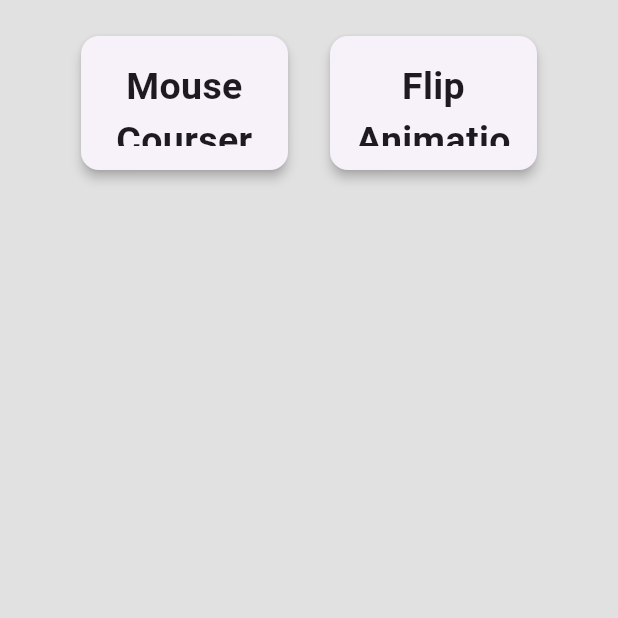
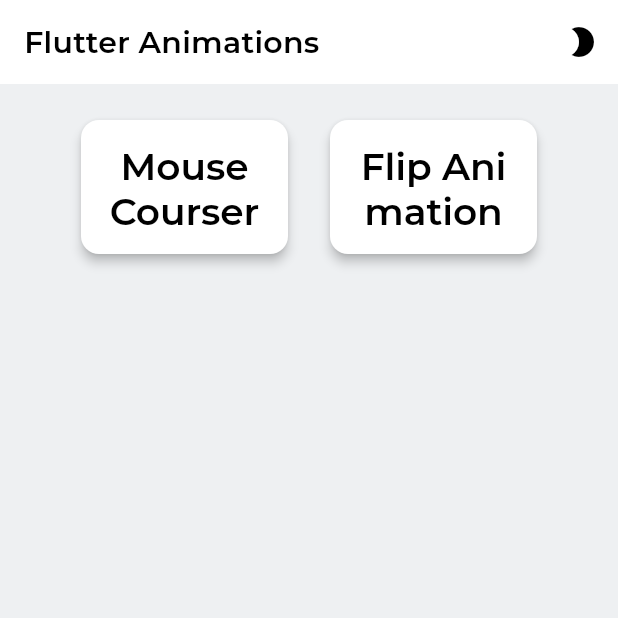
Before and after one commit to NiroulaSantosh/flutter_animations, a Flutter app: the screen it shows after launch, on a phone screen of 412 x 824 dp, the top half of it. Run offline on Flutter 3.47's test engine with Material 2 defaults, Android fonts, the phone set to English and light mode, and no system bars; our stand-ins replace go_router, google_fonts, shared_preferences.

Commit message:
theme switcher

```diff
--- /dev/null
+++ b/lib/src/core/core.dart
@@ -0,0 +1 @@
+export 'theme/theme_changer.dart';
--- /dev/null
+++ b/lib/src/core/theme/theme_changer.dart
@@ -0,0 +1,32 @@
+import 'package:flutter/material.dart';
+import 'package:shared_preferences/shared_preferences.dart';
+
+class ThemeChanger with ChangeNotifier {
+  bool _darkTheme;
+  final SharedPreferences _preferences;
+  static const String _themeKey = "THEMEMODE";
+
+  ThemeChanger({bool? isDarkTheme, required SharedPreferences preferences})
+      : _darkTheme = isDarkTheme ?? false,
+        _preferences = preferences {
+    _checkAndSavePreferences();
+  }
+
+  Future<void> _checkAndSavePreferences() async {
+    if (_preferences.containsKey(_themeKey)) {
+      _darkTheme = _preferences.getBool(_themeKey) ?? false;
+    } else {
+      await _preferences.setBool(_themeKey, _darkTheme);
+    }
+
+    notifyListeners();
+  }
+
+  bool get isDarkTheme => _darkTheme;
+
+  Future<void> changeTheme() async {
+    _darkTheme = !_darkTheme;
+    await _preferences.setBool(_themeKey, _darkTheme);
+    notifyListeners();
+  }
+}
--- a/lib/src/home/home.dart
+++ b/lib/src/home/home.dart
@@ -2,7 +2,9 @@
 
 import 'package:flutter/material.dart';
 import 'package:flutter_animations/constants.dart';
+import 'package:flutter_animations/src/core/theme/theme_changer.dart';
 import 'package:go_router/go_router.dart';
+import 'package:provider/provider.dart';
 
 const List<Map<String, String>> animationMapList = [
   {'lable': 'Mouse Courser', 'routeName': mouseCourser},
@@ -15,6 +17,10 @@
   @override
   Widget build(BuildContext context) {
     return Scaffold(
+      appBar: AppBar(
+        title: const Text('Flutter Animations'),
+        actions: const [AnimatedThemeChanger()],
+      ),
       body: LayoutBuilder(builder: (context, constraints) {
         return GridView.builder(
           padding: const EdgeInsets.symmetric(
@@ -55,3 +61,33 @@
     );
   }
 }
+
+class AnimatedThemeChanger extends StatefulWidget {
+  const AnimatedThemeChanger({
+    Key? key,
+  }) : super(key: key);
+
+  @override
+  State<AnimatedThemeChanger> createState() => _AnimatedThemeChangerState();
+}
+
+class _AnimatedThemeChangerState extends State<AnimatedThemeChanger> {
+  @override
+  Widget build(BuildContext context) {
+    return Consumer<ThemeChanger>(builder: (context, theme, child) {
+      return IconButton(
+        onPressed: () {
+          context.read<ThemeChanger>().changeTheme();
+        },
+        icon: AnimatedSwitcher(
+          duration: const Duration(seconds: 1),
+          switchInCurve: Curves.easeIn,
+          switchOutCurve: Curves.easeIn.flipped,
+          child: theme.isDarkTheme
+              ? const Icon(Icons.brightness_4)
+              : const Icon(Icons.brightness_2),
+        ),
+      );
+    });
+  }
+}
```
Also changed, not shown: lib/colors.dart (added, +38 -0 lines), lib/main.dart (+149 -44 lines), pubspec.yaml (+3 -6 lines), pubspec.lock, 2 other files.
